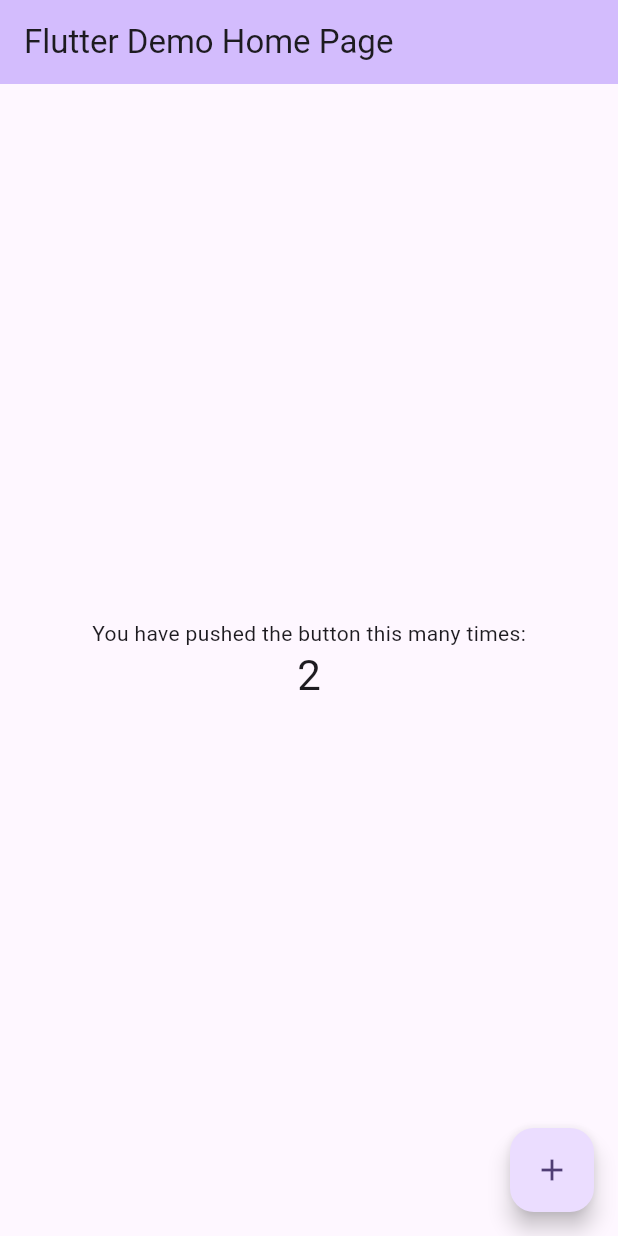
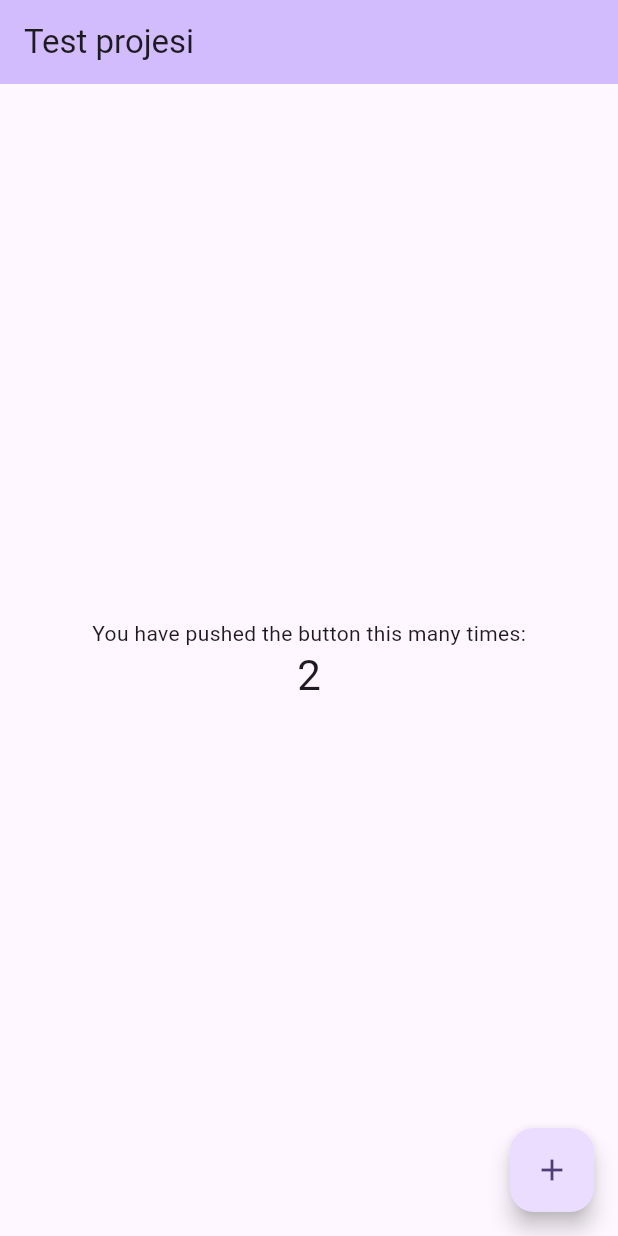
Before and after one commit to halillcam/flutter_application_1, a Flutter app: the screen it shows after launch, on a phone screen of 412 x 824 dp. Run offline on Flutter 3.47's test engine with Material 3 defaults, Android fonts, the phone set to English and light mode, and no system bars.

Commit message:
title değiştirildi

```diff
--- a/lib/main.dart
+++ b/lib/main.dart
@@ -31,7 +31,7 @@ class MyApp extends StatelessWidget {
         colorScheme: ColorScheme.fromSeed(seedColor: Colors.deepPurple),
         useMaterial3: true,
       ),
-      home: const MyHomePage(title: 'Flutter Demo Home Page'),
+      home: const MyHomePage(title: 'Test projesi'),
     );
   }
 }
```
